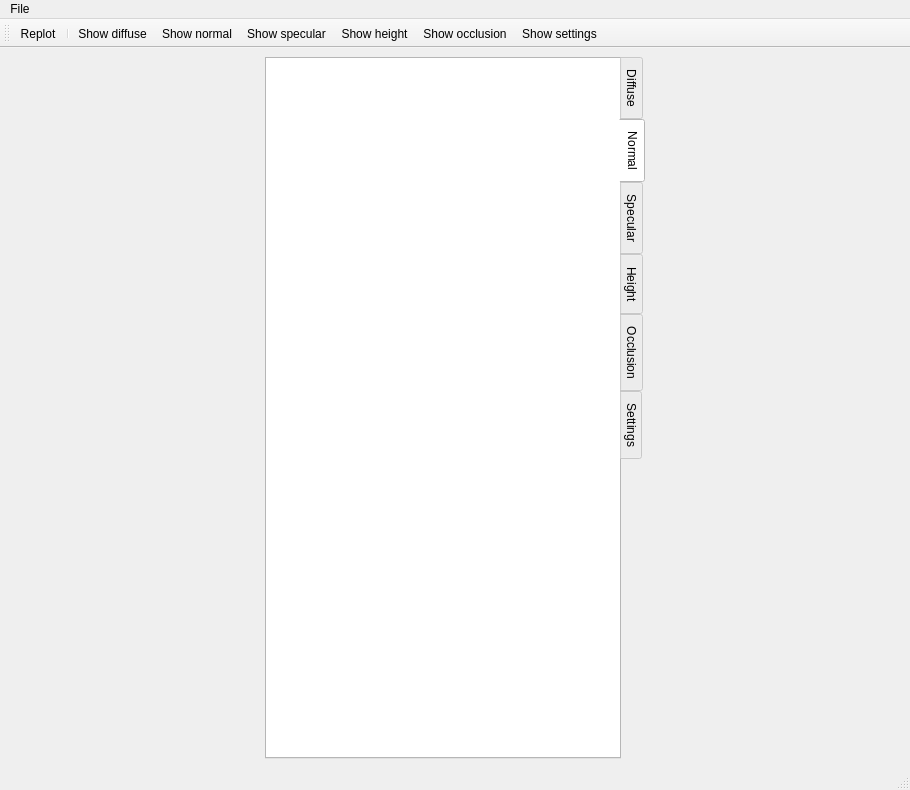
kmkolasinski/AwesomeBump, file mainwindow.ui: the form before one commit.
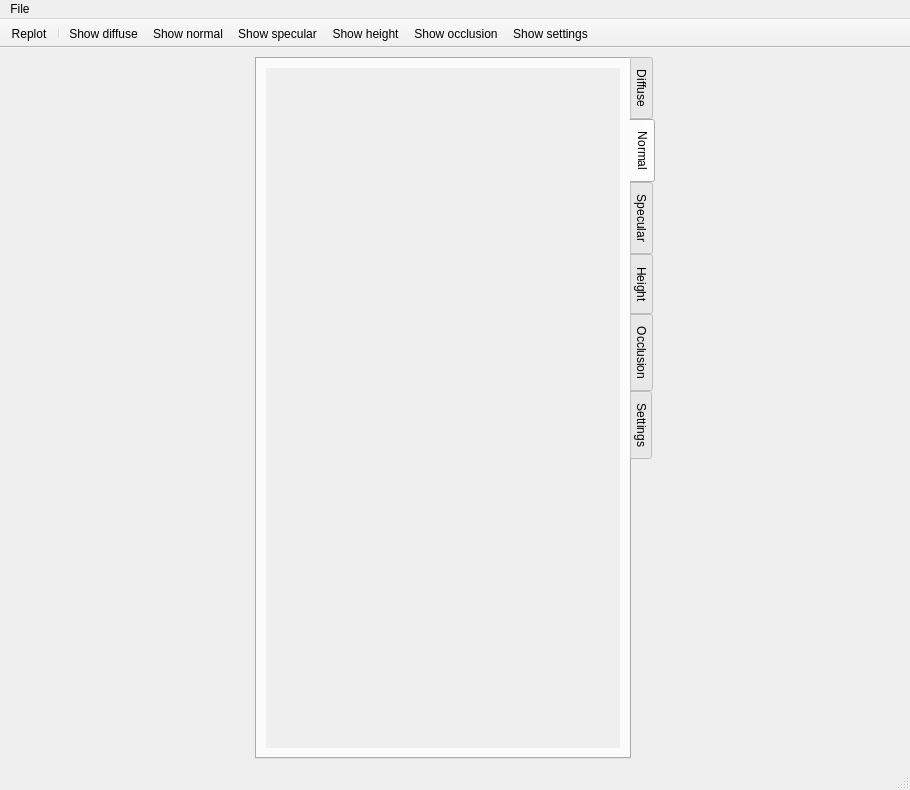
The form after the commit. The open tabs and pages were chosen to show the change. Icons and pictures are not drawn.

Diff of the .ui file:
```diff
--- a/mainwindow.ui
+++ b/mainwindow.ui
@@ -35,443 +35,19 @@
      <widget class="QTabWidget" name="tabWidget">
       <property name="maximumSize">
        <size>
-        <width>380</width>
+        <width>400</width>
         <height>16777215</height>
        </size>
       </property>
-      <property name="palette">
-       <palette>
-        <active>
-         <colorrole role="WindowText">
-          <brush brushstyle="SolidPattern">
-           <color alpha="255">
-            <red>0</red>
-            <green>0</green>
-            <blue>0</blue>
-           </color>
-          </brush>
-         </colorrole>
-         <colorrole role="Button">
-          <brush brushstyle="SolidPattern">
-           <color alpha="255">
-            <red>255</red>
-            <green>255</green>
-            <blue>255</blue>
-           </color>
-          </brush>
-         </colorrole>
-         <colorrole role="Light">
-          <brush brushstyle="SolidPattern">
-           <color alpha="255">
-            <red>255</red>
-            <green>255</green>
-            <blue>255</blue>
-           </color>
-          </brush>
-         </colorrole>
-         <colorrole role="Midlight">
-          <brush brushstyle="SolidPattern">
-           <color alpha="255">
-            <red>255</red>
-            <green>255</green>
-            <blue>255</blue>
-           </color>
-          </brush>
-         </colorrole>
-         <colorrole role="Dark">
-          <brush brushstyle="SolidPattern">
-           <color alpha="255">
-            <red>127</red>
-            <green>127</green>
-            <blue>127</blue>
-           </color>
-          </brush>
-         </colorrole>
-         <colorrole role="Mid">
-          <brush brushstyle="SolidPattern">
-           <color alpha="255">
-            <red>170</red>
-            <green>170</green>
-            <blue>170</blue>
-           </color>
-          </brush>
-         </colorrole>
-         <colorrole role="Text">
-          <brush brushstyle="SolidPattern">
-           <color alpha="255">
-            <red>0</red>
-            <green>0</green>
-            <blue>0</blue>
-           </color>
-          </brush>
-         </colorrole>
-         <colorrole role="BrightText">
-          <brush brushstyle="SolidPattern">
-           <color alpha="255">
-            <red>255</red>
-            <green>255</green>
-            <blue>255</blue>
-           </color>
-          </brush>
-         </colorrole>
-         <colorrole role="ButtonText">
-          <brush brushstyle="SolidPattern">
-           <color alpha="255">
-            <red>0</red>
-            <green>0</green>
-            <blue>0</blue>
-           </color>
-          </brush>
-         </colorrole>
-         <colorrole role="Base">
-          <brush brushstyle="SolidPattern">
-           <color alpha="255">
-            <red>255</red>
-            <green>255</green>
-            <blue>255</blue>
-           </color>
-          </brush>
-         </colorrole>
-         <colorrole role="Window">
-          <brush brushstyle="SolidPattern">
-           <color alpha="255">
-            <red>255</red>
-            <green>255</green>
-            <blue>255</blue>
-           </color>
-          </brush>
-         </colorrole>
-         <colorrole role="Shadow">
-          <brush brushstyle="SolidPattern">
-           <color alpha="255">
-            <red>0</red>
-            <green>0</green>
-            <blue>0</blue>
-           </color>
-          </brush>
-         </colorrole>
-         <colorrole role="AlternateBase">
-          <brush brushstyle="SolidPattern">
-           <color alpha="255">
-            <red>255</red>
-            <green>255</green>
-            <blue>255</blue>
-           </color>
-          </brush>
-         </colorrole>
-         <colorrole role="ToolTipBase">
-          <brush brushstyle="SolidPattern">
-           <color alpha="255">
-            <red>255</red>
-            <green>255</green>
-            <blue>220</blue>
-           </color>
-          </brush>
-         </colorrole>
-         <colorrole role="ToolTipText">
-          <brush brushstyle="SolidPattern">
-           <color alpha="255">
-            <red>0</red>
-            <green>0</green>
-            <blue>0</blue>
-           </color>
-          </brush>
-         </colorrole>
-        </active>
-        <inactive>
-         <colorrole role="WindowText">
-          <brush brushstyle="SolidPattern">
-           <color alpha="255">
-            <red>0</red>
-            <green>0</green>
-            <blue>0</blue>
-           </color>
-          </brush>
-         </colorrole>
-         <colorrole role="Button">
-          <brush brushstyle="SolidPattern">
-           <color alpha="255">
-            <red>255</red>
-            <green>255</green>
-            <blue>255</blue>
-           </color>
-          </brush>
-         </colorrole>
-         <colorrole role="Light">
-          <brush brushstyle="SolidPattern">
-           <color alpha="255">
-            <red>255</red>
-            <green>255</green>
-            <blue>255</blue>
-           </color>
-          </brush>
-         </colorrole>
-         <colorrole role="Midlight">
-          <brush brushstyle="SolidPattern">
-           <color alpha="255">
-            <red>255</red>
-            <green>255</green>
-            <blue>255</blue>
-           </color>
-          </brush>
-         </colorrole>
-         <colorrole role="Dark">
-          <brush brushstyle="SolidPattern">
-           <color alpha="255">
-            <red>127</red>
-            <green>127</green>
-            <blue>127</blue>
-           </color>
-          </brush>
-         </colorrole>
-         <colorrole role="Mid">
-          <brush brushstyle="SolidPattern">
-           <color alpha="255">
-            <red>170</red>
-            <green>170</green>
-            <blue>170</blue>
-           </color>
-          </brush>
-         </colorrole>
-         <colorrole role="Text">
-          <brush brushstyle="SolidPattern">
-           <color alpha="255">
-            <red>0</red>
-            <green>0</green>
-            <blue>0</blue>
-           </color>
-          </brush>
-         </colorrole>
-         <colorrole role="BrightText">
-          <brush brushstyle="SolidPattern">
-           <color alpha="255">
-            <red>255</red>
-            <green>255</green>
-            <blue>255</blue>
-           </color>
-          </brush>
-         </colorrole>
-         <colorrole role="ButtonText">
-          <brush brushstyle="SolidPattern">
-           <color alpha="255">
-            <red>0</red>
-            <green>0</green>
-            <blue>0</blue>
-           </color>
-          </brush>
-         </colorrole>
-         <colorrole role="Base">
-          <brush brushstyle="SolidPattern">
-           <color alpha="255">
-            <red>255</red>
-            <green>255</green>
-            <blue>255</blue>
-           </color>
-          </brush>
-         </colorrole>
-         <colorrole role="Window">
-          <brush brushstyle="SolidPattern">
-           <color alpha="255">
-            <red>255</red>
-            <green>255</green>
-            <blue>255</blue>
-           </color>
-          </brush>
-         </colorrole>
-         <colorrole role="Shadow">
-          <brush brushstyle="SolidPattern">
-           <color alpha="255">
-            <red>0</red>
-            <green>0</green>
-            <blue>0</blue>
-           </color>
-          </brush>
-         </colorrole>
-         <colorrole role="AlternateBase">
-          <brush brushstyle="SolidPattern">
-           <color alpha="255">
-            <red>255</red>
-            <green>255</green>
-            <blue>255</blue>
-           </color>
-          </brush>
-         </colorrole>
-         <colorrole role="ToolTipBase">
-          <brush brushstyle="SolidPattern">
-           <color alpha="255">
-            <red>255</red>
-            <green>255</green>
-            <blue>220</blue>
-           </color>
-          </brush>
-         </colorrole>
-         <colorrole role="ToolTipText">
-          <brush brushstyle="SolidPattern">
-           <color alpha="255">
-            <red>0</red>
-            <green>0</green>
-            <blue>0</blue>
-           </color>
-          </brush>
-         </colorrole>
-        </inactive>
-        <disabled>
-         <colorrole role="WindowText">
-          <brush brushstyle="SolidPattern">
-           <color alpha="255">
-            <red>127</red>
-            <green>127</green>
-            <blue>127</blue>
-           </color>
-          </brush>
-         </colorrole>
-         <colorrole role="Button">
-          <brush brushstyle="SolidPattern">
-           <color alpha="255">
-            <red>255</red>
-            <green>255</green>
-            <blue>255</blue>
-           </color>
-          </brush>
-         </colorrole>
-         <colorrole role="Light">
-          <brush brushstyle="SolidPattern">
-           <color alpha="255">
-            <red>255</red>
-            <green>255</green>
-            <blue>255</blue>
-           </color>
-          </brush>
-         </colorrole>
-         <colorrole role="Midlight">
-          <brush brushstyle="SolidPattern">
-           <color alpha="255">
-            <red>255</red>
-            <green>255</green>
-            <blue>255</blue>
-           </color>
-          </brush>
-         </colorrole>
-         <colorrole role="Dark">
-          <brush brushstyle="SolidPattern">
-           <color alpha="255">
-            <red>127</red>
-            <green>127</green>
-            <blue>127</blue>
-           </color>
-          </brush>
-         </colorrole>
-         <colorrole role="Mid">
-          <brush brushstyle="SolidPattern">
-           <color alpha="255">
-            <red>170</red>
-            <green>170</green>
-            <blue>170</blue>
-           </color>
-          </brush>
-         </colorrole>
-         <colorrole role="Text">
-          <brush brushstyle="SolidPattern">
-           <color alpha="255">
-            <red>127</red>
-            <green>127</green>
-            <blue>127</blue>
-           </color>
-          </brush>
-         </colorrole>
-         <colorrole role="BrightText">
-          <brush brushstyle="SolidPattern">
-           <color alpha="255">
-            <red>255</red>
-            <green>255</green>
-            <blue>255</blue>
-           </color>
-          </brush>
-         </colorrole>
-         <colorrole role="ButtonText">
-          <brush brushstyle="SolidPattern">
-           <color alpha="255">
-            <red>127</red>
-            <green>127</green>
-            <blue>127</blue>
-           </color>
-          </brush>
-         </colorrole>
-         <colorrole role="Base">
-          <brush brushstyle="SolidPattern">
-           <color alpha="255">
-            <red>255</red>
-            <green>255</green>
-            <blue>255</blue>
-           </color>
-          </brush>
-         </colorrole>
-         <colorrole role="Window">
-          <brush brushstyle="SolidPattern">
-           <color alpha="255">
-            <red>255</red>
-            <green>255</green>
-            <blue>255</blue>
-           </color>
-          </brush>
-         </colorrole>
-         <colorrole role="Shadow">
-          <brush brushstyle="SolidPattern">
-           <color alpha="255">
-            <red>0</red>
-            <green>0</green>
-            <blue>0</blue>
-           </color>
-          </brush>
-         </colorrole>
-         <colorrole role="AlternateBase">
-          <brush brushstyle="SolidPattern">
-           <color alpha="255">
-            <red>255</red>
-            <green>255</green>
-            <blue>255</blue>
-           </color>
-          </brush>
-         </colorrole>
-         <colorrole role="ToolTipBase">
-          <brush brushstyle="SolidPattern">
-           <color alpha="255">
-            <red>255</red>
-            <green>255</green>
-            <blue>220</blue>
-           </color>
-          </brush>
-         </colorrole>
-         <colorrole role="ToolTipText">
-          <brush brushstyle="SolidPattern">
-           <color alpha="255">
-            <red>0</red>
-            <green>0</green>
-            <blue>0</blue>
-           </color>
-          </brush>
-         </colorrole>
-        </disabled>
-       </palette>
-      </property>
-      <property name="autoFillBackground">
-       <bool>false</bool>
-      </property>
       <property name="tabPosition">
        <enum>QTabWidget::East</enum>
       </property>
-      <property name="tabShape">
-       <enum>QTabWidget::Rounded</enum>
-      </property>
       <property name="currentIndex">
        <number>1</number>
       </property>
       <property name="elideMode">
        <enum>Qt::ElideMiddle</enum>
       </property>
-      <property name="documentMode">
-       <bool>false</bool>
-      </property>
       <widget class="QWidget" name="tabDiffuseImage">
        <attribute name="title">
         <string>Diffuse</string>
@@ -941,424 +517,6 @@
        <layout class="QVBoxLayout" name="verticalLayout_8">
         <item>
          <widget class="QScrollArea" name="scrollArea_2">
-          <property name="palette">
-           <palette>
-            <active>
-             <colorrole role="WindowText">
-              <brush brushstyle="SolidPattern">
-               <color alpha="255">
-                <red>0</red>
-                <green>0</green>
-                <blue>0</blue>
-               </color>
-              </brush>
-             </colorrole>
-             <colorrole role="Button">
-              <brush brushstyle="SolidPattern">
-               <color alpha="255">
-                <red>255</red>
-                <green>255</green>
-                <blue>255</blue>
-               </color>
-              </brush>
-             </colorrole>
-             <colorrole role="Light">
-              <brush brushstyle="SolidPattern">
-               <color alpha="255">
-                <red>255</red>
-                <green>255</green>
-                <blue>255</blue>
-               </color>
-              </brush>
-             </colorrole>
-             <colorrole role="Midlight">
-              <brush brushstyle="SolidPattern">
-               <color alpha="255">
-                <red>255</red>
-                <green>255</green>
-                <blue>255</blue>
-               </color>
-              </brush>
-             </colorrole>
-             <colorrole role="Dark">
-              <brush brushstyle="SolidPattern">
-               <color alpha="255">
-                <red>127</red>
-                <green>127</green>
-                <blue>127</blue>
-               </color>
-              </brush>
-             </colorrole>
-             <colorrole role="Mid">
-              <brush brushstyle="SolidPattern">
-               <color alpha="255">
-                <red>170</red>
-                <green>170</green>
-                <blue>170</blue>
-               </color>
-              </brush>
-             </colorrole>
-             <colorrole role="Text">
-              <brush brushstyle="SolidPattern">
-               <color alpha="255">
-                <red>0</red>
-                <green>0</green>
-                <blue>0</blue>
-               </color>
-              </brush>
-             </colorrole>
-             <colorrole role="BrightText">
-              <brush brushstyle="SolidPattern">
-               <color alpha="255">
-                <red>255</red>
-                <green>255</green>
-                <blue>255</blue>
-               </color>
-              </brush>
-             </colorrole>
-             <colorrole role="ButtonText">
-              <brush brushstyle="SolidPattern">
-               <color alpha="255">
-                <red>0</red>
-                <green>0</green>
-                <blue>0</blue>
-               </color>
-              </brush>
-             </colorrole>
-             <colorrole role="Base">
-              <brush brushstyle="SolidPattern">
-               <color alpha="255">
-                <red>255</red>
-                <green>255</green>
-                <blue>255</blue>
-               </color>
-              </brush>
-             </colorrole>
-             <colorrole role="Window">
-              <brush brushstyle="SolidPattern">
-               <color alpha="255">
-                <red>255</red>
-                <green>255</green>
-                <blue>255</blue>
-               </color>
-              </brush>
-             </colorrole>
-             <colorrole role="Shadow">
-              <brush brushstyle="SolidPattern">
-               <color alpha="255">
-                <red>0</red>
-                <green>0</green>
-                <blue>0</blue>
-               </color>
-              </brush>
-             </colorrole>
-             <colorrole role="AlternateBase">
-              <brush brushstyle="SolidPattern">
-               <color alpha="255">
-                <red>255</red>
-                <green>255</green>
-                <blue>255</blue>
-               </color>
-              </brush>
-             </colorrole>
-             <colorrole role="ToolTipBase">
-              <brush brushstyle="SolidPattern">
-               <color alpha="255">
-                <red>255</red>
-                <green>255</green>
-                <blue>220</blue>
-               </color>
-              </brush>
-             </colorrole>
-             <colorrole role="ToolTipText">
-              <brush brushstyle="SolidPattern">
-               <color alpha="255">
-                <red>0</red>
-                <green>0</green>
-                <blue>0</blue>
-               </color>
-              </brush>
-             </colorrole>
-            </active>
-            <inactive>
-             <colorrole role="WindowText">
-              <brush brushstyle="SolidPattern">
-               <color alpha="255">
-                <red>0</red>
-                <green>0</green>
-                <blue>0</blue>
-               </color>
-              </brush>
-             </colorrole>
-             <colorrole role="Button">
-              <brush brushstyle="SolidPattern">
-               <color alpha="255">
-                <red>255</red>
-                <green>255</green>
-                <blue>255</blue>
-               </color>
-              </brush>
-             </colorrole>
-             <colorrole role="Light">
-              <brush brushstyle="SolidPattern">
-               <color alpha="255">
-                <red>255</red>
-                <green>255</green>
-                <blue>255</blue>
-               </color>
-              </brush>
-             </colorrole>
-             <colorrole role="Midlight">
-              <brush brushstyle="SolidPattern">
-               <color alpha="255">
-                <red>255</red>
-                <green>255</green>
-                <blue>255</blue>
-               </color>
-              </brush>
-             </colorrole>
-             <colorrole role="Dark">
-              <brush brushstyle="SolidPattern">
-               <color alpha="255">
-                <red>127</red>
-                <green>127</green>
-                <blue>127</blue>
-               </color>
-              </brush>
-             </colorrole>
-             <colorrole role="Mid">
-              <brush brushstyle="SolidPattern">
-               <color alpha="255">
-                <red>170</red>
-                <green>170</green>
-                <blue>170</blue>
-               </color>
-              </brush>
-             </colorrole>
-             <colorrole role="Text">
-              <brush brushstyle="SolidPattern">
-               <color alpha="255">
-                <red>0</red>
-                <green>0</green>
-                <blue>0</blue>
-               </color>
-              </brush>
-             </colorrole>
-             <colorrole role="BrightText">
-              <brush brushstyle="SolidPattern">
-               <color alpha="255">
-                <red>255</red>
-                <green>255</green>
-                <blue>255</blue>
-               </color>
-              </brush>
-             </colorrole>
-             <colorrole role="ButtonText">
-              <brush brushstyle="SolidPattern">
-               <color alpha="255">
-                <red>0</red>
-                <green>0</green>
-                <blue>0</blue>
-               </color>
-              </brush>
-             </colorrole>
-             <colorrole role="Base">
-              <brush brushstyle="SolidPattern">
-               <color alpha="255">
-                <red>255</red>
-                <green>255</green>
-                <blue>255</blue>
-               </color>
-              </brush>
-             </colorrole>
-             <colorrole role="Window">
-              <brush brushstyle="SolidPattern">
-               <color alpha="255">
-                <red>255</red>
-                <green>255</green>
-                <blue>255</blue>
-               </color>
-              </brush>
-             </colorrole>
-             <colorrole role="Shadow">
-              <brush brushstyle="SolidPattern">
-               <color alpha="255">
-                <red>0</red>
-                <green>0</green>
-                <blue>0</blue>
-               </color>
-              </brush>
-             </colorrole>
-             <colorrole role="AlternateBase">
-              <brush brushstyle="SolidPattern">
-               <color alpha="255">
-                <red>255</red>
-                <green>255</green>
-                <blue>255</blue>
-               </color>
-              </brush>
-             </colorrole>
-             <colorrole role="ToolTipBase">
-              <brush brushstyle="SolidPattern">
-               <color alpha="255">
-                <red>255</red>
-                <green>255</green>
-                <blue>220</blue>
-               </color>
-              </brush>
-             </colorrole>
-             <colorrole role="ToolTipText">
-              <brush brushstyle="SolidPattern">
-               <color alpha="255">
-                <red>0</red>
-                <green>0</green>
-                <blue>0</blue>
-               </color>
-              </brush>
-             </colorrole>
-            </inactive>
-            <disabled>
-             <colorrole role="WindowText">
-              <brush brushstyle="SolidPattern">
-               <color alpha="255">
-                <red>127</red>
-                <green>127</green>
-                <blue>127</blue>
-               </color>
-              </brush>
-             </colorrole>
-             <colorrole role="Button">
-              <brush brushstyle="SolidPattern">
-               <color alpha="255">
-                <red>255</red>
-                <green>255</green>
-                <blue>255</blue>
-               </color>
-              </brush>
-             </colorrole>
-             <colorrole role="Light">
-              <brush brushstyle="SolidPattern">
-               <color alpha="255">
-                <red>255</red>
-                <green>255</green>
-                <blue>255</blue>
-               </color>
-              </brush>
-             </colorrole>
-             <colorrole role="Midlight">
-              <brush brushstyle="SolidPattern">
-               <color alpha="255">
-                <red>255</red>
-                <green>255</green>
-                <blue>255</blue>
-               </color>
-              </brush>
-             </colorrole>
-             <colorrole role="Dark">
-              <brush brushstyle="SolidPattern">
-               <color alpha="255">
-                <red>127</red>
-                <green>127</green>
-                <blue>127</blue>
-               </color>
-              </brush>
-             </colorrole>
-             <colorrole role="Mid">
-              <brush brushstyle="SolidPattern">
-               <color alpha="255">
-                <red>170</red>
-                <green>170</green>
-                <blue>170</blue>
-               </color>
-              </brush>
-             </colorrole>
-             <colorrole role="Text">
-              <brush brushstyle="SolidPattern">
-               <color alpha="255">
-                <red>127</red>
-                <green>127</green>
-                <blue>127</blue>
-               </color>
-              </brush>
-             </colorrole>
-             <colorrole role="BrightText">
-              <brush brushstyle="SolidPattern">
-               <color alpha="255">
-                <red>255</red>
-                <green>255</green>
-                <blue>255</blue>
-               </color>
-              </brush>
-             </colorrole>
-             <colorrole role="ButtonText">
-              <brush brushstyle="SolidPattern">
-               <color alpha="255">
-                <red>127</red>
-                <green>127</green>
-                <blue>127</blue>
-               </color>
-              </brush>
-             </colorrole>
-             <colorrole role="Base">
-              <brush brushstyle="SolidPattern">
-               <color alpha="255">
-                <red>255</red>
-                <green>255</green>
-                <blue>255</blue>
-               </color>
-              </brush>
-             </colorrole>
-             <colorrole role="Window">
-              <brush brushstyle="SolidPattern">
-               <color alpha="255">
-                <red>255</red>
-                <green>255</green>
-                <blue>255</blue>
-               </color>
-              </brush>
-             </colorrole>
-             <colorrole role="Shadow">
-              <brush brushstyle="SolidPattern">
-               <color alpha="255">
-                <red>0</red>
-                <green>0</green>
-                <blue>0</blue>
-               </color>
-              </brush>
-             </colorrole>
-             <colorrole role="AlternateBase">
-              <brush brushstyle="SolidPattern">
-               <color alpha="255">
-                <red>255</red>
-                <green>255</green>
-                <blue>255</blue>
-               </color>
-              </brush>
-             </colorrole>
-             <colorrole role="ToolTipBase">
-              <brush brushstyle="SolidPattern">
-               <color alpha="255">
-                <red>255</red>
-                <green>255</green>
-                <blue>220</blue>
-               </color>
-              </brush>
-             </colorrole>
-             <colorrole role="ToolTipText">
-              <brush brushstyle="SolidPattern">
-               <color alpha="255">
-                <red>0</red>
-                <green>0</green>
-                <blue>0</blue>
-               </color>
-              </brush>
-             </colorrole>
-            </disabled>
-           </palette>
-          </property>
-          <property name="autoFillBackground">
-           <bool>true</bool>
-          </property>
           <property name="frameShape">
            <enum>QFrame::NoFrame</enum>
           </property>
@@ -1376,11 +534,23 @@
             <rect>
              <x>0</x>
              <y>0</y>
-             <width>311</width>
-             <height>641</height>
+             <width>331</width>
+             <height>643</height>
             </rect>
            </property>
            <layout class="QVBoxLayout" name="verticalLayout_5">
+            <property name="leftMargin">
+             <number>0</number>
+            </property>
+            <property name="topMargin">
+             <number>0</number>
+            </property>
+            <property name="rightMargin">
+             <number>0</number>
+            </property>
+            <property name="bottomMargin">
+             <number>0</number>
+            </property>
             <item>
              <layout class="QVBoxLayout" name="verticalLayoutNormalImage"/>
             </item>
@@ -3588,7 +2758,22 @@
   <widget class="QStatusBar" name="statusbar"/>
   <widget class="QToolBar" name="toolBar">
    <property name="windowTitle">
-    <string>toolBar</string>
+    <string>Main toolbar</string>
+   </property>
+   <property name="movable">
+    <bool>false</bool>
+   </property>
+   <property name="iconSize">
+    <size>
+     <width>30</width>
+     <height>30</height>
+    </size>
+   </property>
+   <property name="toolButtonStyle">
+    <enum>Qt::ToolButtonIconOnly</enum>
+   </property>
+   <property name="floatable">
+    <bool>false</bool>
    </property>
    <attribute name="toolBarArea">
     <enum>TopToolBarArea</enum>
```
Left out of the diff: 1812 changed lines with no effect on the pictures.
